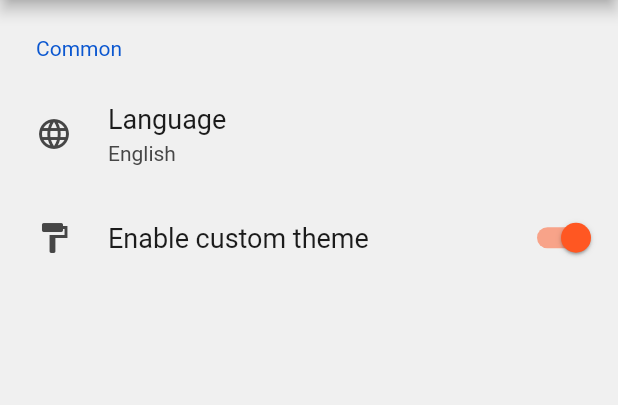
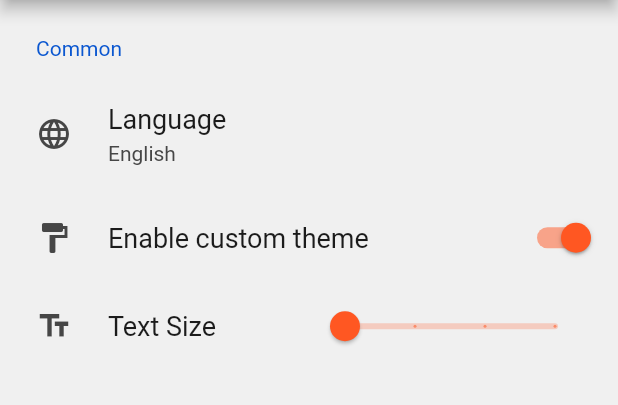
Before and after one commit to Tobias314/HomeSwap, a Flutter app: the screen it shows after launch, on a phone screen of 412 x 824 dp, the part 84-489 px from its top. Run offline on Flutter 3.47's test engine with Material 2 defaults, Android fonts, the phone set to English and light mode, and no system bars; drawn by our look-alikes of settings_ui; our stand-ins replace appinio_swiper.

Commit message:
Add text size slider to settings page

```diff
--- a/frontend/lib/pages/preference_page.dart
+++ b/frontend/lib/pages/preference_page.dart
@@ -8,12 +8,13 @@ class SettingsScreen extends StatefulWidget {
 
 class _SettingsScreenState extends State<SettingsScreen> {
   bool lockInBackground = true;
+  double userTextSize = 0.5;
 
   @override
   Widget build(BuildContext context) {
     return Scaffold(
       appBar: AppBar(title: Text('Settings UI')),
-      body:  SettingsList(
+      body: SettingsList(
         sections: [
           SettingsSection(
             title: Text('Common'),
@@ -29,11 +30,25 @@ class _SettingsScreenState extends State<SettingsScreen> {
                 leading: Icon(Icons.format_paint),
                 title: Text('Enable custom theme'),
               ),
+              SettingsTile(
+                title: Text('Text Size'),
+                leading: Icon(Icons.text_fields),
+                trailing: Slider(
+                  min: 0.5,
+                  max: 2.0,
+                  divisions: 3,
+                  value: userTextSize,
+                  onChanged: (newValue) {
+                    setState(() {
+                      userTextSize = newValue;
+                    });
+                  },
+                ),
+              )
             ],
           ),
         ],
       ),
-
     );
   }
 }
```
Lines whose indentation alone changed are shown as unchanged.
